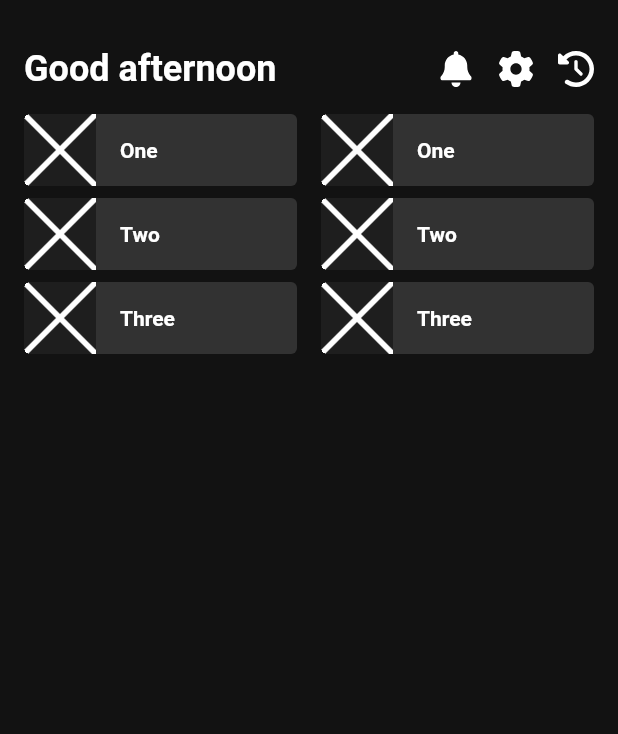
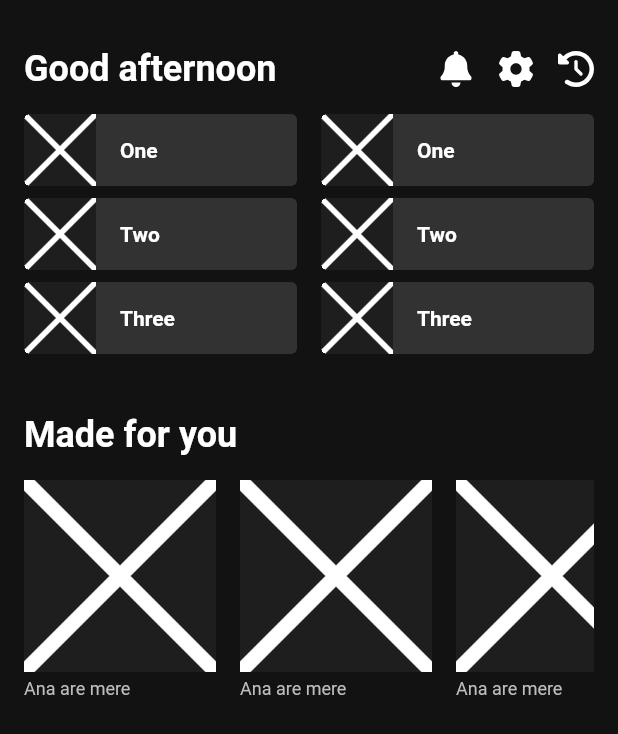
Before and after one commit to valentin-stamate/Mobile-Project, a Flutter app: the screen it shows after launch, on a phone screen of 412 x 824 dp. Shown: the top 734 px of the screen. Run offline on Flutter 3.47's test engine with Material 2 defaults, Android fonts, the phone set to English and light mode, and no system bars; our stand-ins replace flutter_svg.

Commit message:
made for you ui

```diff
--- a/lib/home/components/frequent_playlists.dart
+++ b/lib/home/components/frequent_playlists.dart
@@ -1,6 +1,6 @@
 import 'package:flutter/material.dart';
 import 'package:spotify/assets/assets.dart';
-import 'package:spotify/theme/ThemeColors.dart';
+import 'package:spotify/theme/colors.dart';
 import 'package:spotify/utils/icon.dart';
 
 class FrequentPlaylists extends StatelessWidget {
@@ -67,7 +67,7 @@ class Playlists extends StatelessWidget {
         children: [
           Expanded(
             child: Column(
-              children: [
+              children: const [
                 PlaylistItem(title: 'One'),
                 SizedBox(height: 8),
                 PlaylistItem(title: 'Two'),
@@ -79,7 +79,7 @@ class Playlists extends StatelessWidget {
           SizedBox(width: 16),
           Expanded(
             child: Column(
-              children: [
+              children: const [
                 PlaylistItem(title: 'One'),
                 SizedBox(height: 8),
                 PlaylistItem(title: 'Two'),
--- /dev/null
+++ b/lib/home/components/made_for.dart
@@ -0,0 +1,91 @@
+import 'package:flutter/cupertino.dart';
+import 'package:spotify/assets/assets.dart';
+import 'package:spotify/theme/colors.dart';
+
+class MadeFor extends StatelessWidget {
+  const MadeFor({Key? key}) : super(key: key);
+
+  @override
+  Widget build(BuildContext context) {
+    return Container(
+      padding: const EdgeInsets.all(16),
+      decoration: const BoxDecoration(
+      ),
+      child: Column(
+        mainAxisAlignment: MainAxisAlignment.start,
+        crossAxisAlignment: CrossAxisAlignment.stretch,
+
+        children: const [
+          Text(
+            'Made for you',
+            style: TextStyle(
+              fontSize: 24,
+              fontWeight: FontWeight.bold,
+            ),
+          ),
+          SizedBox(height: 16),
+          Suggestions(),
+        ],
+      ),
+    );
+  }
+
+}
+
+class Suggestions extends StatelessWidget {
+  const Suggestions({Key? key}) : super(key: key);
+
+  @override
+  Widget build(BuildContext context) {
+    return Container(
+      height: 150,
+      child: ListView(
+          scrollDirection: Axis.horizontal,
+
+        children: const [
+            SuggestionCard(),
+            SizedBox(width: 16),
+            SuggestionCard(),
+            SizedBox(width: 16),
+            SuggestionCard(),
+            SizedBox(width: 16),
+            SuggestionCard(),
+          ],
+        ),
+
+    );
+  }
+
+}
+
+class SuggestionCard extends StatelessWidget {
+  const SuggestionCard({Key? key}) : super(key: key);
+
+  @override
+  Widget build(BuildContext context) {
+    return Container(
+      width: 128,
+      child: Column(
+        children: [
+          Image.asset(
+            Assets.demo,
+            width: 128,
+            height: 128,
+          ),
+          const SizedBox(height: 4),
+          Container(
+            alignment: Alignment.topLeft,
+            child: const Text(
+              'Ana are mere',
+              style: TextStyle(
+                fontSize: 12,
+                color: ThemeColors.fontDarker,
+              ),
+            ),
+          )
+        ],
+      ),
+    );
+  }
+
+}
--- a/lib/home/home.dart
+++ b/lib/home/home.dart
@@ -1,5 +1,6 @@
 import 'package:flutter/material.dart';
 import 'package:spotify/home/components/frequent_playlists.dart';
+import 'package:spotify/home/components/made_for.dart';
 
 class Home extends StatelessWidget {
   const Home({Key? key}) : super(key: key);
@@ -14,7 +15,9 @@ class Home extends StatelessWidget {
 
         children: const [
           SizedBox(height: 16),
-          FrequentPlaylists()
+          FrequentPlaylists(),
+          SizedBox(height: 8),
+          MadeFor(),
         ],
       ),
     );
--- a/lib/theme/ThemeColors.dart
+++ b/lib/theme/colors.dart
@@ -4,4 +4,6 @@ class ThemeColors {
   static const backgroundColor = Color(0xFF121212);
   static const cardColor = Color(0xFF323232);
   static const transparent = Color.fromRGBO(0, 0, 0, 0);
+
+  static const fontDarker = Color(0xffbdbdbd);
 }
--- a/lib/theme/theme.dart
+++ b/lib/theme/theme.dart
@@ -1,6 +1,6 @@
 import 'package:flutter/material.dart';
 import 'package:flutter/services.dart';
-import 'ThemeColors.dart';
+import 'colors.dart';
 
 var spotifyTheme = ThemeData(
   backgroundColor: ThemeColors.backgroundColor,
```
Also changed, not shown: lib/home/components/episodes.dart (deleted).
